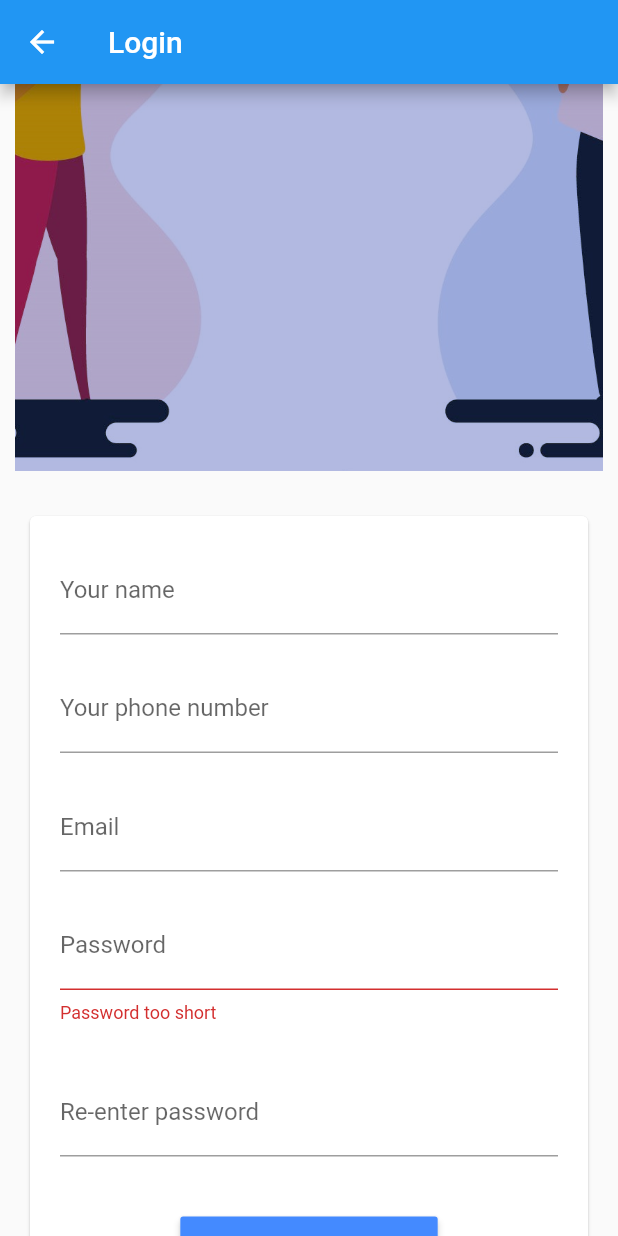
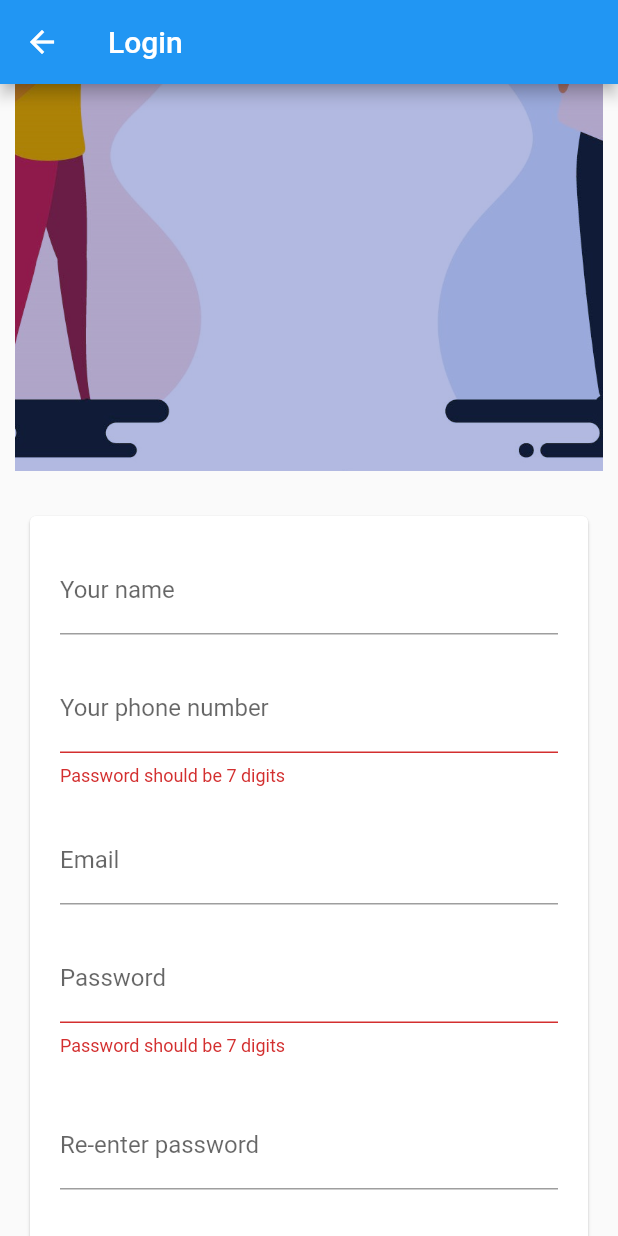
Before and after one commit to nujitha99/flutter_project, a Flutter app: the RegisterPage screen opened directly, scrolled down 576 dp, after a tap on "Register", on a phone screen of 412 x 824 dp. Run offline on Flutter 3.47's test engine with Material 2 defaults, Android fonts, the phone set to English and light mode, and no system bars; our stand-ins replace datetime_picker_formfield, font_awesome_flutter, numberpicker, qr_flutter, shared_preferences, splashscreen; missing offline and left inert: mysql1, qr; accounts and stored records are empty; network calls fail.

Commit message:
link pages

```diff
--- a/lib/Views/Login.dart
+++ b/lib/Views/Login.dart
@@ -20,7 +20,7 @@ import 'package:shared_preferences/shared_preferences.dart';
 //pages
 import'package:train/Models/User.dart';
 import 'Register.dart';
-
+import 'payment.dart';
 import 'HomeScreen.dart';
 
 
@@ -245,7 +245,7 @@ class _LoginPageState extends State<LoginPage> {
      Navigator.push(
          context,
          new MaterialPageRoute(
-             builder: (context) => HomeScreen())
+             builder: (context) => MyApp())
 
          );
    }
--- a/lib/Views/Register.dart
+++ b/lib/Views/Register.dart
@@ -17,16 +17,19 @@ class _RegisterPageState extends State<RegisterPage> {
 
   final _nameFilter = new TextEditingController();
   final _emailFilter = new TextEditingController();
+  final _phoneFilter = new TextEditingController();
   final _pswFilter = new TextEditingController();
   final _rePswFilter = new TextEditingController();
 
   String _name = "";
+  String _phoneNumber = "";
   String _email = "";
   String _password = "";
   String _rePassword = "";
 
   _RegisterPageState() {
     _nameFilter.addListener(_nameListen);
+    _phoneFilter.addListener(_phoneNumberListen);
     _emailFilter.addListener(_emailListen);
     _pswFilter.addListener(_pswListen);
     _rePswFilter.addListener(_rePswListen);
@@ -40,6 +43,13 @@ class _RegisterPageState extends State<RegisterPage> {
     }
   }
 
+  void _phoneNumberListen(){
+    if(_phoneFilter.text.isEmpty){
+      _phoneNumber="";
+    }else{
+      _phoneNumber = _phoneFilter.text;
+    }
+  }
   void _emailListen() {
     if (_emailFilter.text.isEmpty) {
       _email = "";
@@ -123,14 +133,18 @@ class _RegisterPageState extends State<RegisterPage> {
                         ),
                       ),
                       SizedBox(height: 20,),
-                      TextField(
-                        controller: _nameFilter,
+                      TextFormField(
+                        controller: _phoneFilter,
                         decoration: InputDecoration(
                           labelText: 'Your phone number',
 
                           focusedBorder: UnderlineInputBorder(),
 
+
                         ),
+                        validator: (val) =>
+                        val.length < 10 ? 'Password should be 7 digits' : null,
+                        onSaved: (val) => _phoneNumber = val,
                       ),
                       SizedBox(height: 20,),
                       TextField(
@@ -154,7 +168,7 @@ class _RegisterPageState extends State<RegisterPage> {
                         ),
                         obscureText: true,
                         validator: (val) =>
-                        val.length < 6 ? 'Password too short' : null,
+                        val.length < 6 ? 'Password should be 7 digits' : null,
                         onSaved: (val) => _password = val,
                       ),
 
--- a/lib/Views/digitalTicket.dart
+++ b/lib/Views/digitalTicket.dart
@@ -4,7 +4,7 @@ import 'package:qr_flutter/qr_flutter.dart';
 import 'package:train/Views/profile.dart';
 
 
-void main() => runApp(DigitalTicket());
+//void main() => runApp(DigitalTicket());
 
 class DigitalTicket extends StatefulWidget {
   @override
--- a/lib/Views/payment.dart
+++ b/lib/Views/payment.dart
@@ -4,7 +4,7 @@ import 'package:flutter_credit_card/credit_card_form.dart';
 import 'package:flutter_credit_card/credit_card_model.dart';
 import 'package:flutter_credit_card/flutter_credit_card.dart';
 
-void main() => runApp(MyApp());
+//void main() => runApp(MyApp());
 
 class MyApp extends StatefulWidget {
   @override
--- a/lib/Views/profile.dart
+++ b/lib/Views/profile.dart
@@ -1,5 +1,6 @@
 import 'package:flutter/cupertino.dart';
 import 'package:flutter/material.dart';
+import 'package:train/Views/Drawer.dart';
 
 void main() => runApp(Profile());
 
@@ -23,6 +24,7 @@ class ProfileState extends State<Profile>{
       ),
       home: new Scaffold(
         appBar: AppBar(title: Text('Profile')),
+        drawer: drawer(),
         body: Container(
           child: SafeArea(
             child: ListView(
```
Also changed, not shown: lib/Views/Drawer.dart (+3 -13 lines), lib/Views/MyBooking.dart (+8 -1 lines), lib/Views/splashScreen.dart (+3 -15 lines), lib/main.dart (+4 -36 lines).
